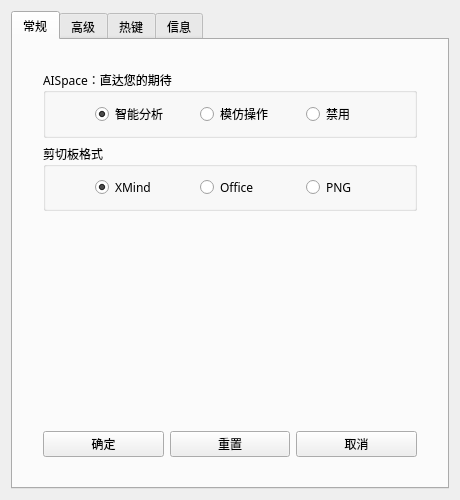
Qt form ui/settingsform.ui (InkosiZhong/Space) before a commit.
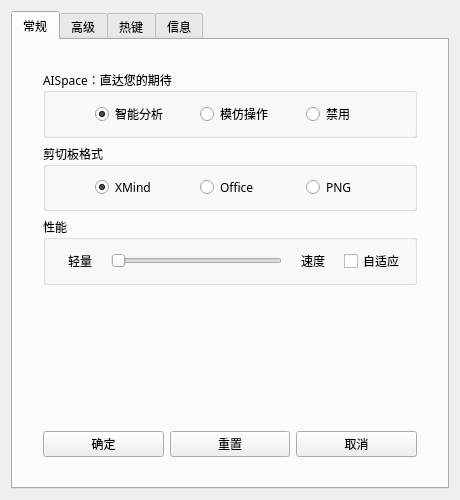
The same form after that commit. The open tabs and pages were chosen to show the change. Icons and pictures are not drawn. Custom widgets are drawn as their Qt base class.

The edit to the form file:
```diff
--- a/ui/settingsform.ui
+++ b/ui/settingsform.ui
@@ -34,7 +34,7 @@
       <attribute name="title">
        <string>常规</string>
       </attribute>
-      <layout class="QVBoxLayout" name="verticalLayout_4" stretch="0,0,1,0">
+      <layout class="QVBoxLayout" name="verticalLayout_4" stretch="0,0,0,1,0">
        <property name="leftMargin">
         <number>30</number>
        </property>
@@ -166,6 +166,67 @@
          </layout>
         </widget>
        </item>
+       <item>
+        <widget class="QGroupBox" name="groupBox_6">
+         <property name="title">
+          <string>性能</string>
+         </property>
+         <layout class="QHBoxLayout" name="horizontalLayout_22">
+          <item>
+           <widget class="QLabel" name="label_16">
+            <property name="minimumSize">
+             <size>
+              <width>50</width>
+              <height>0</height>
+             </size>
+            </property>
+            <property name="text">
+             <string>轻量</string>
+            </property>
+            <property name="alignment">
+             <set>Qt::AlignCenter</set>
+            </property>
+           </widget>
+          </item>
+          <item>
+           <widget class="QSlider" name="performance_slider">
+            <property name="maximum">
+             <number>2</number>
+            </property>
+            <property name="pageStep">
+             <number>1</number>
+            </property>
+            <property name="orientation">
+             <enum>Qt::Horizontal</enum>
+            </property>
+           </widget>
+          </item>
+          <item>
+           <widget class="QLabel" name="label_17">
+            <property name="minimumSize">
+             <size>
+              <width>50</width>
+              <height>0</height>
+             </size>
+            </property>
+            <property name="text">
+             <string>速度</string>
+            </property>
+            <property name="alignment">
+             <set>Qt::AlignCenter</set>
+            </property>
+           </widget>
+          </item>
+          <item>
+           <widget class="QCheckBox" name="performance_adaptive_checkBox">
+            <property name="text">
+             <string>自适应</string>
+            </property>
+           </widget>
+          </item>
+         </layout>
+        </widget>
+       </item>
        <item>
         <layout class="QHBoxLayout" name="horizontalLayout_13"/>
        </item>
```
Left out of the diff: 5 changed lines with no effect on the pictures.
